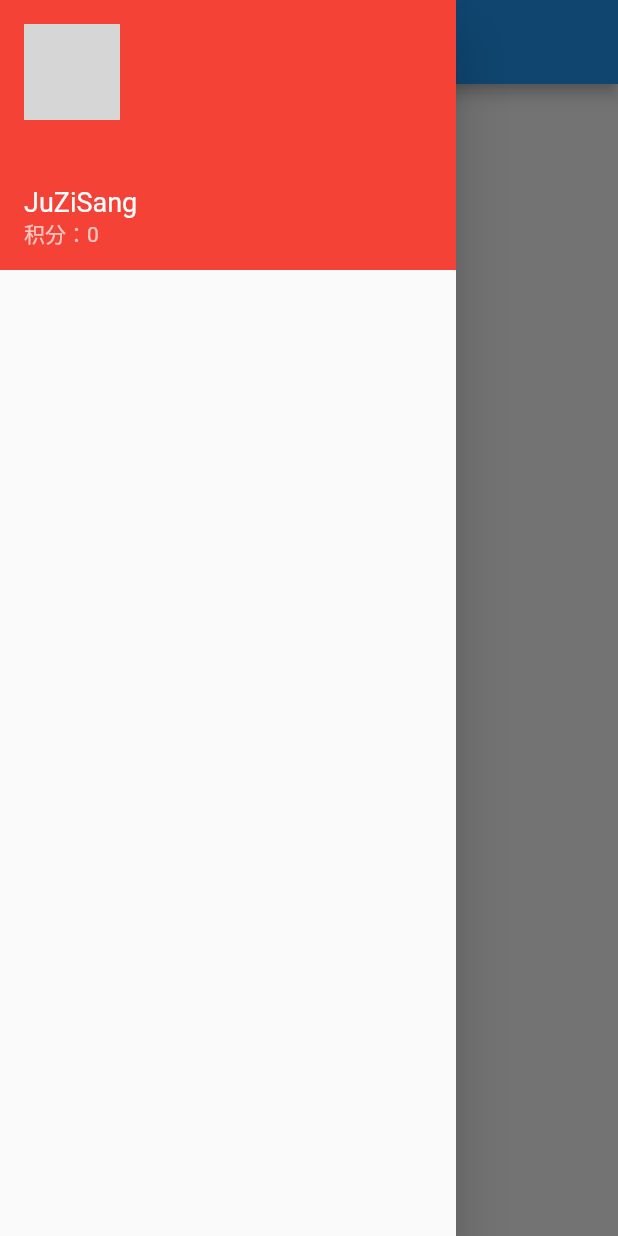
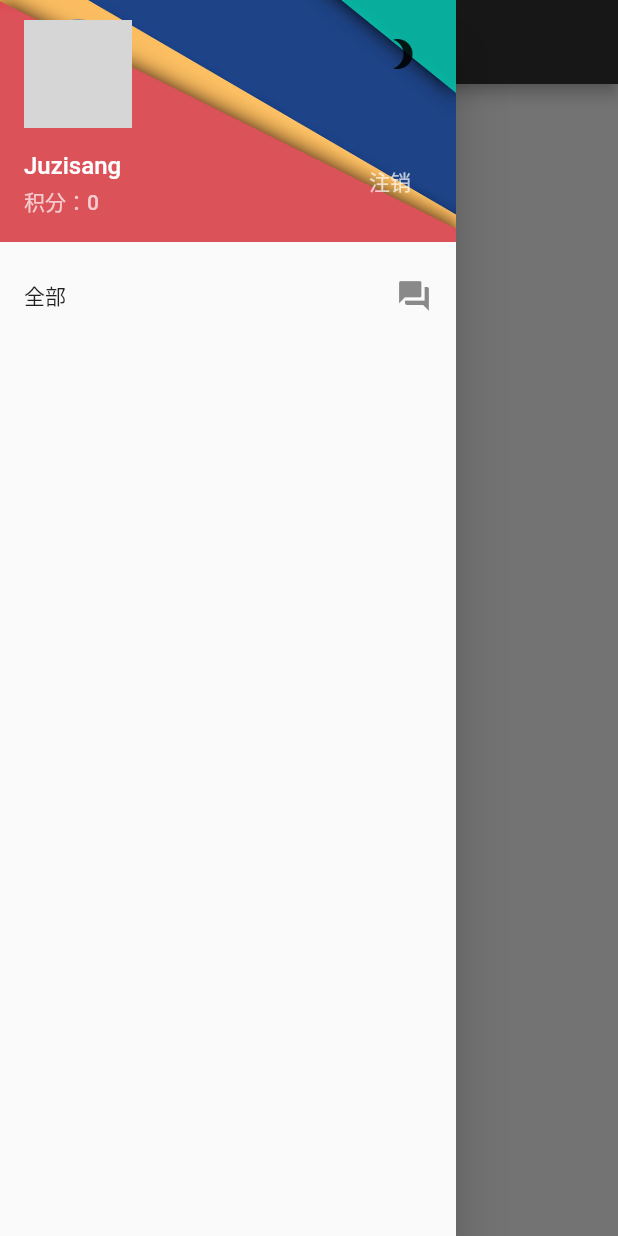
Before and after one commit to JuZiSang/flutter-cnode, a Flutter app: the screen it shows after launch, with the side drawer open, on a phone screen of 412 x 824 dp. Run offline on Flutter 3.47's test engine with Material 2 defaults, Android fonts, the phone set to English and light mode, and no system bars; network calls fail; grey boxes are pictures that could not be loaded.

Commit message:
侧边栏

```diff
--- a/lib/ui/app.dart
+++ b/lib/ui/app.dart
@@ -12,7 +12,8 @@ class AppState extends State<App> {
     return new MaterialApp(
       title: 'CNode',
       theme: new ThemeData(
-        primarySwatch: Colors.blue,
+        primaryColor: new Color(0xff333333),
+        accentColor: new Color(0xff333333),
       ),
       home: new Home(),
     );
--- a/lib/ui/home.dart
+++ b/lib/ui/home.dart
@@ -7,12 +7,22 @@ class Home extends StatefulWidget {
 }
 
 class HomeState extends State<Home> {
+  final GlobalKey<ScaffoldState> _scaffoldKey = new GlobalKey<ScaffoldState>();
+
   @override
   Widget build(BuildContext context) {
     return new Scaffold(
+      key: _scaffoldKey,
+      primary: true,
       appBar: new AppBar(
         title: new Text("CNode社区"),
-        leading: new Icon(Icons.menu),
+        leading: new IconButton(
+            icon: new Icon(Icons.menu),
+            alignment: Alignment.centerLeft,
+            tooltip: 'Drawer',
+            onPressed: () {
+              _scaffoldKey.currentState.openDrawer();
+            }),
       ),
       drawer: new HomeDrawer(),
     );
--- a/lib/ui/home_drawer.dart
+++ b/lib/ui/home_drawer.dart
@@ -1,65 +1,118 @@
 import 'package:flutter/material.dart';
 
 class HomeDrawer extends StatelessWidget {
+  final GlobalKey<ScaffoldState> _scaffoldKey = new GlobalKey<ScaffoldState>();
+  final List<ListTile> listTiles = [];
+
+  /**
+   * 头部Header
+   */
+  Widget _newDrawerHeader() {
+    return new DrawerHeader(
+        padding: const EdgeInsets.all(0.0),
+        decoration: new BoxDecoration(
+            image: new DecorationImage(
+                fit: BoxFit.fitWidth,
+                image: new AssetImage('images/main_nav_header_bg.png'))),
+        child: new Stack(
+          children: <Widget>[
+            new Positioned(
+              bottom: 0.0,
+              left: 0.0,
+              child: new Container(
+                padding: EdgeInsets.all(16.0),
+                child: new Column(
+                  crossAxisAlignment: CrossAxisAlignment.start,
+                  mainAxisAlignment: MainAxisAlignment.start,
+                  children: <Widget>[
+                    new Container(
+                      width: 72.0,
+                      height: 72.0,
+                      alignment: Alignment.topLeft,
+                      child: new CircleAvatar(
+                        radius: 36.0,
+                        backgroundImage: new NetworkImage(
+                            'https://avatars2.githubusercontent.com/u/14973323?s=460&v=4'),
+                      ),
+                    ),
+                    new Container(
+                      alignment: Alignment.topLeft,
+                      margin: EdgeInsets.only(top: 16.0),
+                      child: new Text(
+                        'Juzisang',
+                        style: new TextStyle(
+                          color: Colors.white,
+                          fontSize: 16.0,
+                        ),
+                      ),
+                    ),
+                    new Container(
+                      alignment: Alignment.topLeft,
+                      margin: EdgeInsets.only(top: 4.0),
+                      child: new Text(
+                        '积分：0',
+                        textAlign: TextAlign.left,
+                        style: new TextStyle(
+                          fontSize: 14.0,
+                          color: Colors.white70,
+                        ),
+                      ),
+                    )
+                  ],
+                ),
+              ),
+            ),
+            new Positioned(
+              right: 24.0,
+              top: 24.0,
+              child: new ImageIcon(
+                new AssetImage('images/ic_brightness_3_white_24dp.png'),
+              ),
+            ),
+            new Positioned(
+              right: 0.0,
+              bottom: 16.0,
+              child: new FlatButton(
+                child: new Text(
+                  '注销',
+                  style: TextStyle(
+                    color: Colors.white70,
+                    fontSize: 14.0,
+                  ),
+                ),
+                onPressed: () {},
+              ),
+            )
+          ],
+        ));
+  }
+
+  /**
+   * 文章ListItem
+   */
+  Widget _articleListItem() {
+    return new Column(
+      children: <Widget>[
+        new ListTile(
+          trailing: new Icon(Icons.forum),
+          title: new Text('全部'),
+          onTap: () {},
+        )
+      ],
+    );
+  }
+
   @override
   Widget build(BuildContext context) {
     return new Drawer(
-      child: new ListView(
+      child: new Column(
         children: <Widget>[
-          new DrawerHeader()
+          _newDrawerHeader(),
+          _articleListItem(),
         ],
       ),
     );
   }
 }
 
-class DrawerHeader extends StatefulWidget {
-  @override
-  DrawerHeaderState createState() => new DrawerHeaderState();
-}
-
-class DrawerHeaderState extends State<DrawerHeader> {
-  @override
-  Widget build(BuildContext context) {
-    return new Container(
-        color: Colors.red,
-        height: 180.0,
-        child: new Stack(
-          children: <Widget>[
-            new Positioned(
-              left: 16.0,
-              top: 16.0,
-              child: new Container(
-                width: 64.0,
-                height: 64.0,
-                child: new CircleAvatar(
-                  radius: 100.0,
-                  backgroundImage: new NetworkImage(
-                      'https://avatars2.githubusercontent.com/u/14973323?s=460&v=4'),
-                ),
-              ),
-            ),
-            new Positioned(
-                bottom: 16.0,
-                left: 16.0,
-                child: new Container(
-                    height: 40.0,
-                    child: new Column(
-                      crossAxisAlignment: CrossAxisAlignment.start,
-                      children: <Widget>[
-                        new Text(
-                            'JuZiSang',
-                            style: new TextStyle(
-                                color: Colors.white, fontSize: 18.0)),
-                        new Text('积分：0', style: new TextStyle(
-                            color: Colors.white70, fontSize: 14.0),
-                        )
-                      ],
-                    )
-                )
-            )
-          ],
-        )
-    );
-  }
-}
+class ListItem {}
```
Also changed, not shown: pubspec.yaml (+3 -5 lines), images/ic_brightness_3_white_24dp.png (added), images/main_nav_header_bg.png (added), pubspec.lock, 2 other files.
